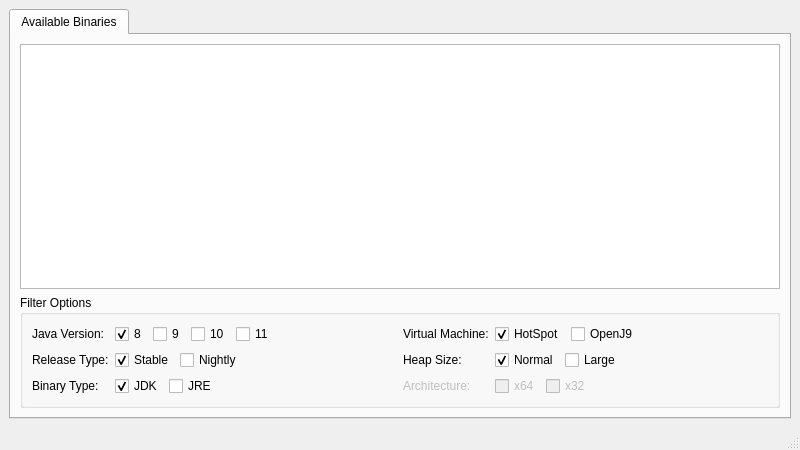
Qt form interface.ui (spikespaz-archives/archive-bundles) before a commit.
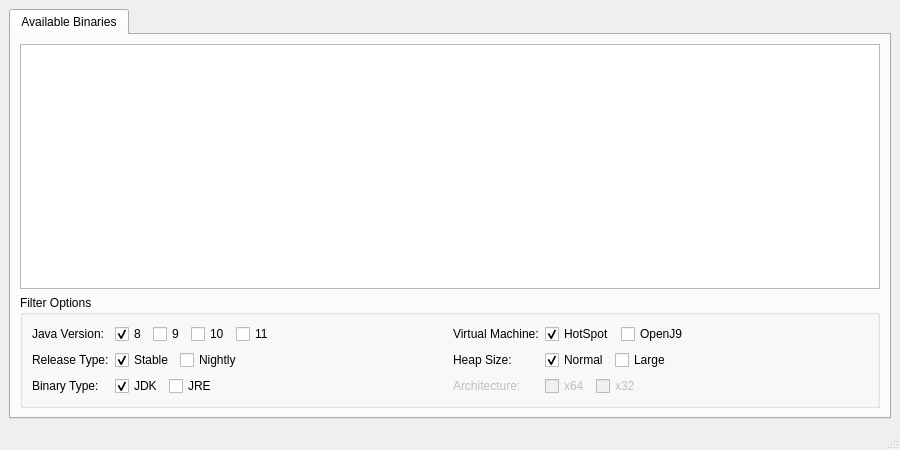
The same form after that commit.

Commit message:
Change default window size
And stretch last column in available binaries table

Diff of the .ui file:
```diff
--- a/interface.ui
+++ b/interface.ui
@@ -6,7 +6,7 @@
    <rect>
     <x>0</x>
     <y>0</y>
-    <width>800</width>
+    <width>900</width>
     <height>450</height>
    </rect>
   </property>
@@ -45,9 +45,9 @@
           <property name="horizontalScrollMode">
            <enum>QAbstractItemView::ScrollPerPixel</enum>
           </property>
-          <attribute name="horizontalHeaderStretchLastSection">
-           <bool>true</bool>
-          </attribute>
+          <property name="wordWrap">
+           <bool>false</bool>
+          </property>
           <attribute name="verticalHeaderVisible">
            <bool>false</bool>
           </attribute>
```
The commit also changes 1 other file.
